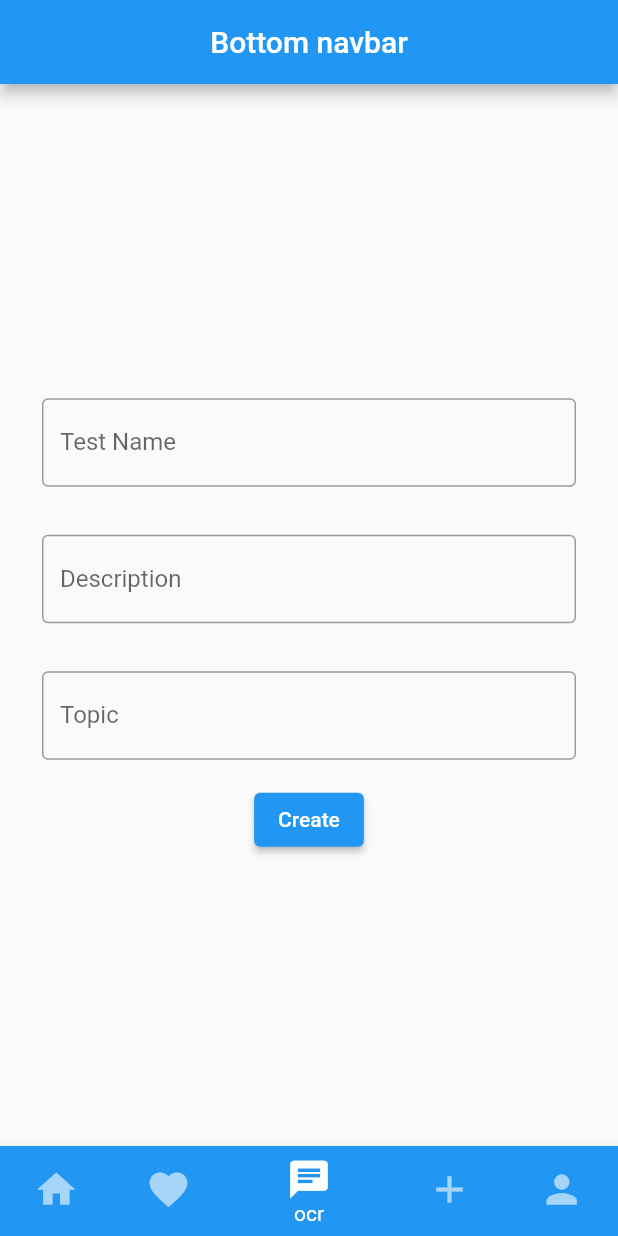
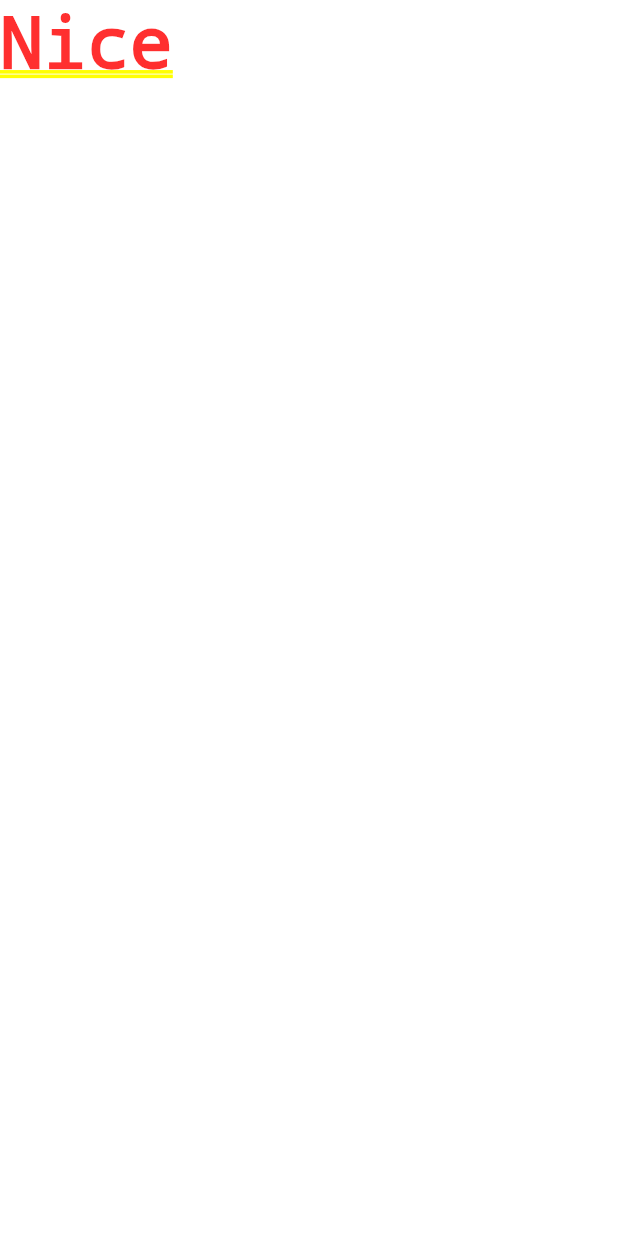
Before and after one commit to SmartShala/SmartShala_frontend-Flutter-, a Flutter app: the screen it shows after launch, item 3 of the bottom bar chosen, after a tap on "Create", on a phone screen of 412 x 824 dp. Run offline on Flutter 3.47's test engine with Material 2 defaults, Android fonts, the phone set to English and light mode, and no system bars; our stand-ins replace animated_splash_screen.

Commit message:
chore:  - remove unused imports  - merge TestForm into TestDetailsState  - make getpaddedtext a class method
todo:
 - add test creation page that lets user enter questions

```diff
--- a/smart_shala/lib/addtest.dart
+++ b/smart_shala/lib/addtest.dart
@@ -1,6 +1,4 @@
 import 'package:flutter/material.dart';
-import 'package:flutter/src/foundation/key.dart';
-import 'package:flutter/src/widgets/framework.dart';
 
 class TestDetails extends StatefulWidget {
   const TestDetails({Key? key}) : super(key: key);
@@ -10,24 +8,15 @@ class TestDetails extends StatefulWidget {
 }
 
 class _TestDetailsState extends State<TestDetails> {
+  final _formkey = GlobalKey<FormState>();
+  // Function nameOnSaved (value) => ;
   @override
   Widget build(BuildContext context) {
-    final _formkey = GlobalKey<FormState>();
     return Form(
       key: _formkey,
-      child: _TestForm(),
-    );
-  }
-}
-
-class _TestForm extends StatelessWidget {
-  const _TestForm({Key? key}) : super(key: key);
-
-  @override
-  Widget build(BuildContext context) {
-    return Scaffold(
-      body: Padding(
+      child: Padding(
         padding: const EdgeInsets.symmetric(vertical: 18, horizontal: 20),
+        child: SingleChildScrollView(
           child: Column(
             mainAxisAlignment: MainAxisAlignment.center,
             crossAxisAlignment: CrossAxisAlignment.center,
@@ -37,18 +26,21 @@ class _TestForm extends StatelessWidget {
               _getPaddedText('Topic'),
               ElevatedButton(
                 onPressed: () {
-                // if _formKey
+                  Navigator.of(context).push(
+                    MaterialPageRoute(builder: (BuildContext context) => TestCreationPage())
+                  );
+                  // TODO: Add data validation and store input data
                 },
                 child: const Text('Create'),
               )
             ],
           ),
         ),
+      ),
     );
   }
-}
 
-Padding _getPaddedText(String label, {double px = 8, double py = 16}) {
+  Widget _getPaddedText(String label, {double px = 8, double py = 16}) {
     /// Generate padded textform widgets with default padding parameters
     /// to avoid unnecessary duplicating
     return Padding(
@@ -57,6 +49,9 @@ Padding _getPaddedText(String label, {double px = 8, double py = 16}) {
         validator: (value) {
           if (value == null || value.isEmpty) {
             return 'Required Field';
+          }
+          if (value.length < 3) {
+            return 'Too short';
           }
           return null;
         },
@@ -67,3 +62,18 @@ Padding _getPaddedText(String label, {double px = 8, double py = 16}) {
       ),
     );
   }
+}
+
+class TestCreationPage extends StatefulWidget {
+  const TestCreationPage({Key? key}) : super(key: key);
+
+  @override
+  State<TestCreationPage> createState() => _TestCreationPageState();
+}
+
+class _TestCreationPageState extends State<TestCreationPage> {
+  @override
+  Widget build(BuildContext context) {
+    return const Text('Nice');
+  }
+}
```
Lines whose indentation alone changed are shown as unchanged.
